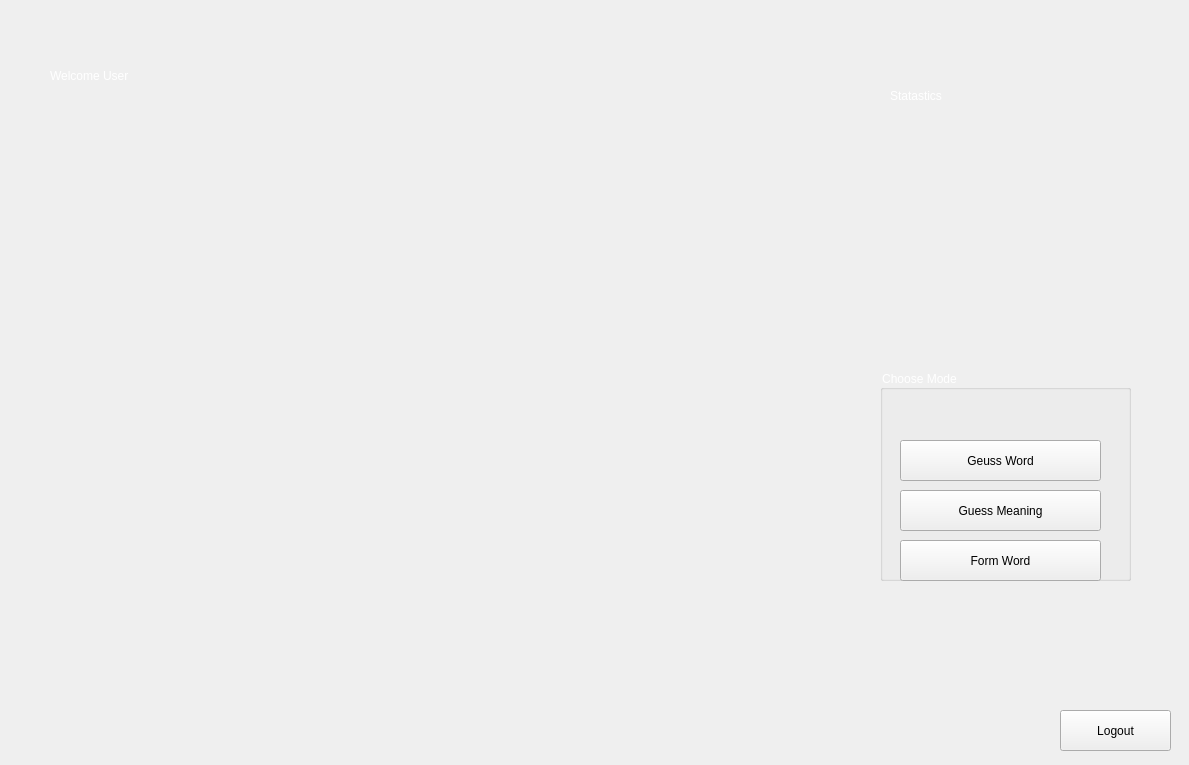
Above: UI/landing.ui from prathameshnetake/BE_Project before the change. Below: the same form after it.
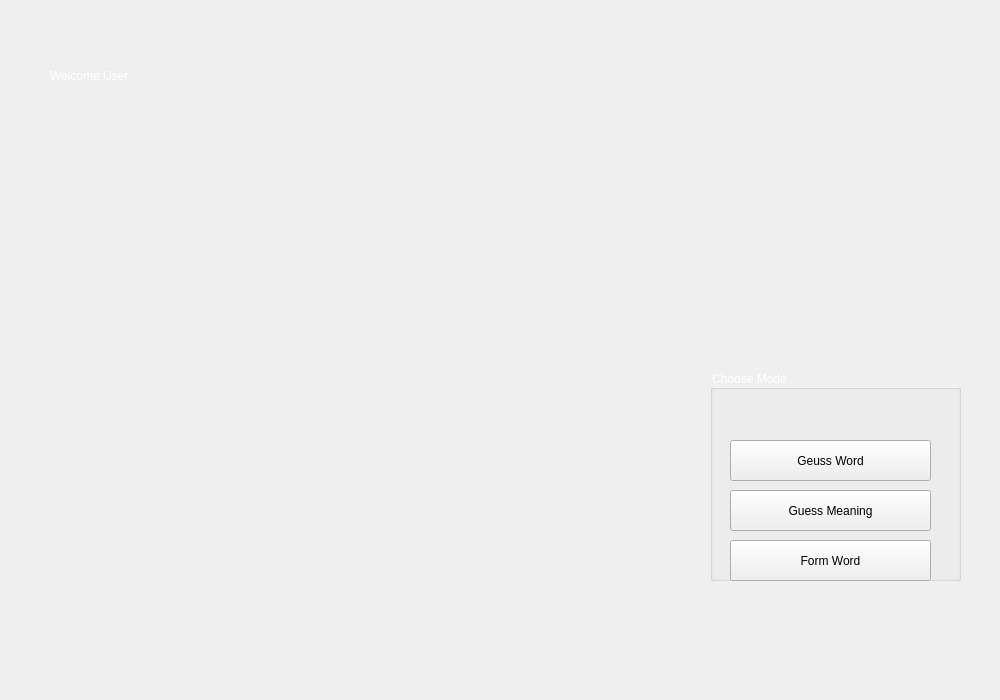
That is the form after the change. Icons and pictures are not drawn.

Diff of the .ui file:
```diff
--- a/UI/landing.ui
+++ b/UI/landing.ui
@@ -6,8 +6,8 @@
    <rect>
     <x>0</x>
     <y>0</y>
-    <width>1189</width>
-    <height>765</height>
+    <width>1000</width>
+    <height>700</height>
    </rect>
   </property>
   <property name="windowTitle">
@@ -46,7 +46,7 @@
    <widget class="QGroupBox" name="groupBox">
     <property name="geometry">
      <rect>
-      <x>880</x>
+      <x>710</x>
       <y>370</y>
       <width>251</width>
       <height>211</height>
@@ -111,28 +111,6 @@
      <string>Logout</string>
     </property>
    </widget>
-   <widget class="QLabel" name="label_2">
-    <property name="geometry">
-     <rect>
-      <x>890</x>
-      <y>60</y>
-      <width>211</width>
-      <height>71</height>
-     </rect>
-    </property>
-    <property name="styleSheet">
-     <string notr="true">font: 75 36pt &quot;Ubuntu&quot;;
-color: rgb(255, 255, 255);</string>
-    </property>
-    <property name="text">
-     <string>Statastics</string>
-    </property>
-   </widget>
-   <zorder>label</zorder>
-   <zorder>groupBox</zorder>
-   <zorder>module1</zorder>
-   <zorder>logout</zorder>
-   <zorder>label_2</zorder>
   </widget>
  </widget>
  <resources>
```
Left out of the diff: 2 changed lines with no effect on the pictures.
